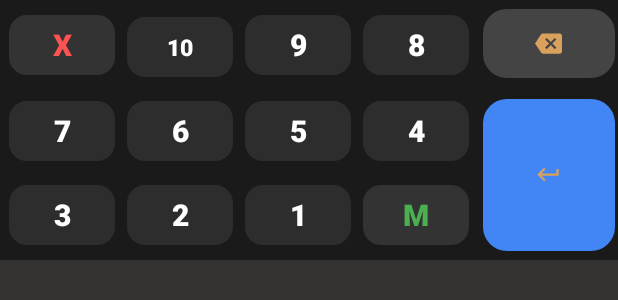
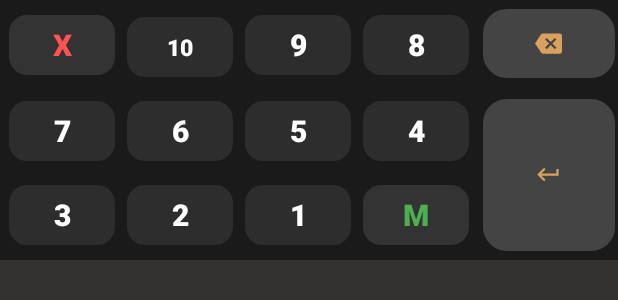
Before and after one commit to bagusindrayana/Aplikasi_Scoring, an Android app: the layout custom_keyboard.xml on its own in the app's theme, with its tools: preview values and no code run, on a phone screen of 412 x 824 dp. Shown: the top 300 px of the screen. Run offline under Robolectric (Android 15) with nearby library versions, the phone set to English and light mode, and no system bars.

Commit message:
aplikasi scoring v4

```diff
--- a/app/src/main/java/com/stinkmtul/mytarget/ui/data/DataActivity.kt
+++ b/app/src/main/java/com/stinkmtul/mytarget/ui/data/DataActivity.kt
@@ -127,11 +127,9 @@ class DataActivity : AppCompatActivity(), CustomKeyboard.KeyboardListener {
                 setPadding(0, 10, 0, 10)
             }
 
-            // Add components to the person container instead of directly to the main container
             personContainer.addView(titleTextView)
             personContainer.addView(scrollView)
 
-            // Add the complete person container to the main container
             container.addView(personContainer)
 
             Log.d("DataActivity", "Creating table for: $name (Person ID: $personId)")
--- a/app/src/main/res/layout/custom_keyboard.xml
+++ b/app/src/main/res/layout/custom_keyboard.xml
@@ -179,7 +179,7 @@
             app:iconGravity="textStart"
             app:iconPadding="0dp"
             app:cornerRadius="16dp"
-            app:backgroundTint="#4285F4" />
+            app:backgroundTint="#444444" />
     </LinearLayout>
 
 </androidx.constraintlayout.widget.ConstraintLayout>
```
Also changed, not shown: app/src/main/res/drawable/logo.png (deleted).
